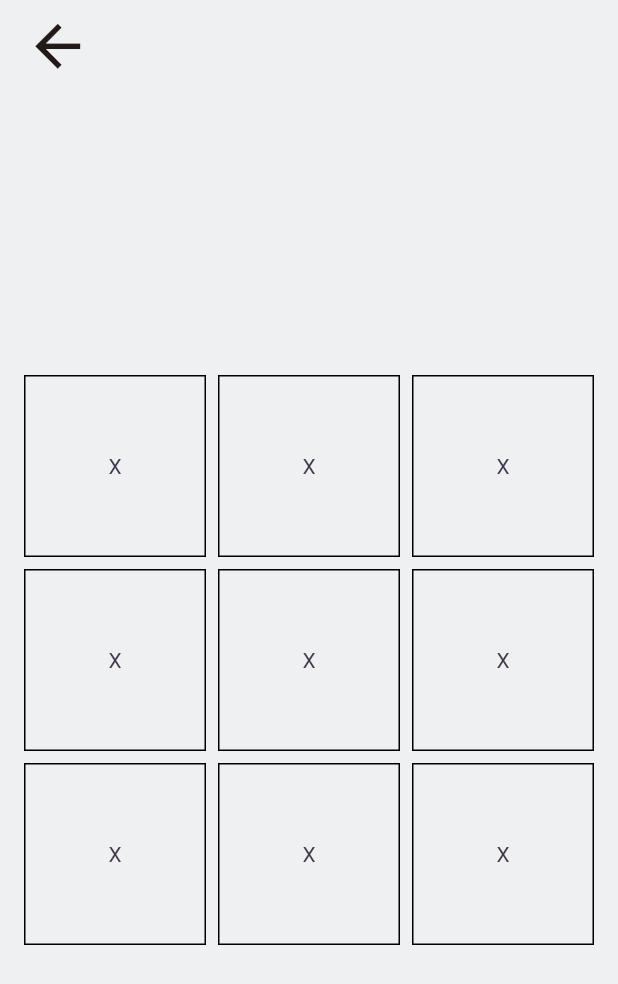
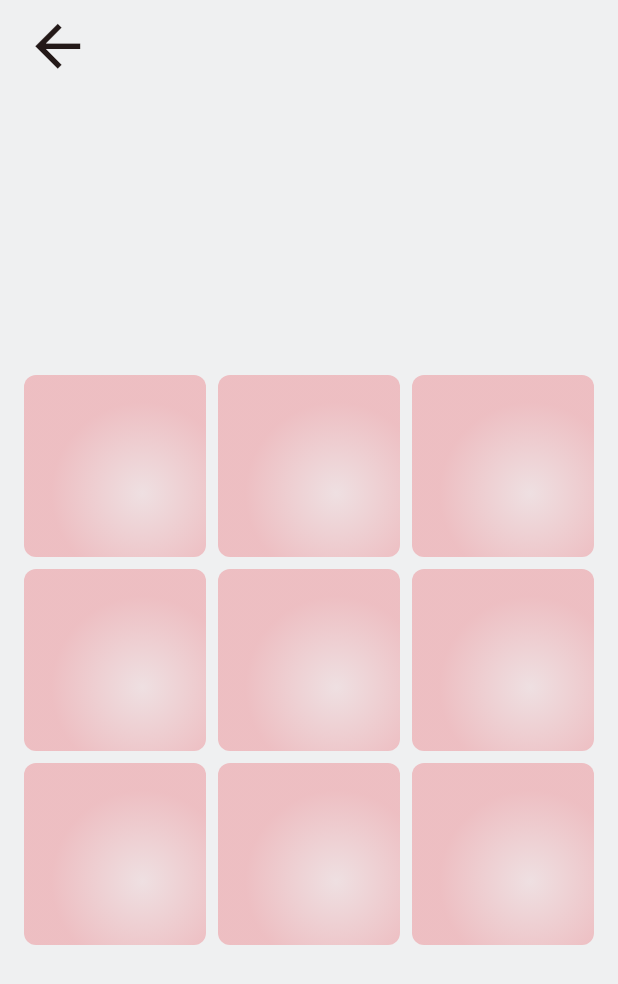
Before and after one commit to icodeyou/betclictactoe, a Flutter app: the GameScreen screen opened by its route, on a phone screen of 412 x 824 dp. Shown: the top 984 px of the screen. Run offline on Flutter 3.47's test engine with Material 3 defaults, Android fonts, the light colour scheme and no system bars; our stand-ins replace audioplayers, flutter_riverpod, go_router, logger; generated files the repository leaves out were written again.

Commit message:
feat(play): decoration empty cell

```diff
--- a/lib/ui/game/cell_view.dart
+++ b/lib/ui/game/cell_view.dart
@@ -1,3 +1,4 @@
+import 'package:betclictactoe/theme/colors.dart';
 import 'package:flutter/material.dart';
 
 class CellView extends StatelessWidget {
@@ -5,9 +6,23 @@ class CellView extends StatelessWidget {
 
   @override
   Widget build(BuildContext context) {
-    return Container(
-      decoration: BoxDecoration(border: Border.all(color: Colors.black)),
-      child: Center(child: Text('X')),
+    return InkWell(
+      onTap: () {
+        print('Cell tapped');
+      },
+      child: Container(
+        decoration: BoxDecoration(
+          borderRadius: BorderRadius.circular(8.0),
+          gradient: RadialGradient(
+            // small offset from center
+            center: const Alignment(0.3, 0.3),
+            colors: [
+              AppColors.primary.withAlpha(20),
+              AppColors.primary.withAlpha(60),
+            ],
+          ),
+        ),
+      ),
     );
   }
 }
```
